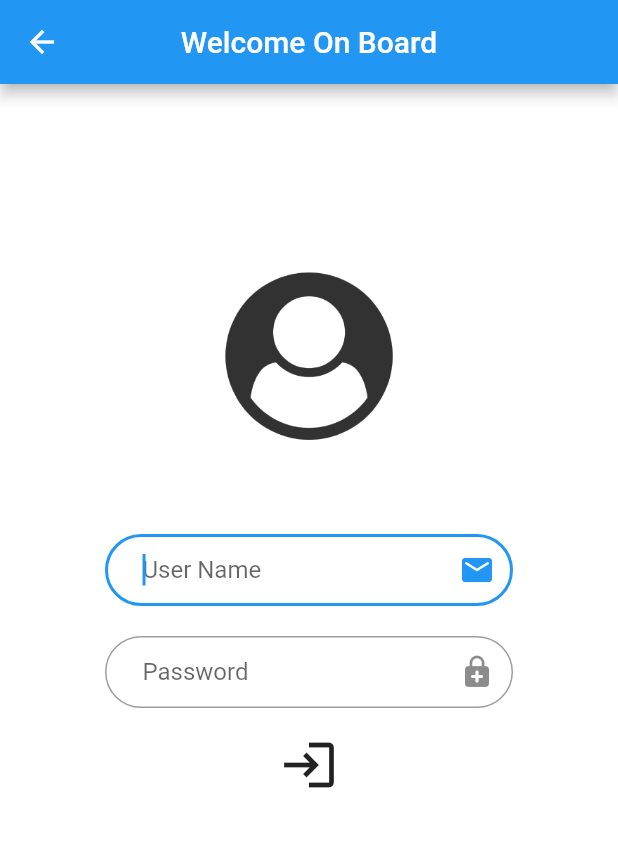
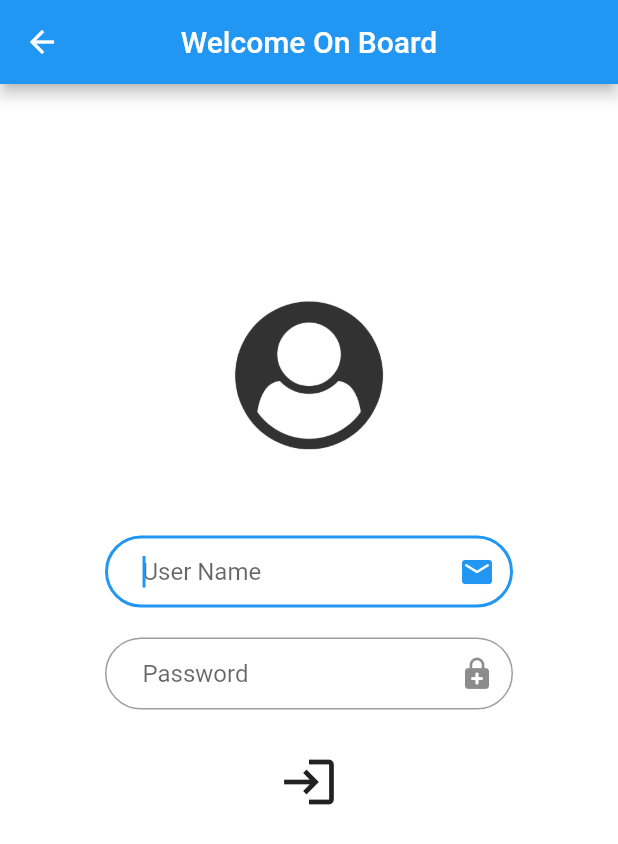
Before and after one commit to ShraddhaSaumya/News_app, a Flutter app: the SignUp screen opened directly, on a phone screen of 412 x 824 dp. Shown: the top 844 px of the screen. Run offline on Flutter 3.47's test engine with Material 2 defaults, Android fonts, the phone set to English and light mode, and no system bars; our stand-ins replace animated_splash_screen, firebase_auth, firebase_core, flare_flutter, fluttertoast, ionicons; accounts and stored records are empty.

Commit message:
some changes

```diff
--- a/lib/SignUp.dart
+++ b/lib/SignUp.dart
@@ -38,16 +38,16 @@ class _SignUpState extends State<SignUp> {
       body: ListView(
         padding: EdgeInsets.only(left: 70, right: 70),
         children: <Widget>[
-          SizedBox(height: 120),
+          SizedBox(height: 140),
           CircleAvatar(
             backgroundColor: Colors.white,
-            radius: 60,
+            radius: 53,
             child: Image.asset(
               "assets/login.png",
               fit: BoxFit.contain,
             ),
           ),
-          SizedBox(height: 60),
+          SizedBox(height: 55),
           TextField(
             autofocus: true,
             cursorHeight: 21,
@@ -65,7 +65,7 @@ class _SignUpState extends State<SignUp> {
             decoration: buildBorder(
                 "Password", Icon(Icons.enhanced_encryption_rounded)),
           ),
-          SizedBox(height: 10),
+          SizedBox(height: 20),
           IconButton(
             icon: Icon(Icons.login),
             iconSize: 40,
```
Also changed, not shown: PicturesforReadme/a.jpeg (deleted), PicturesforReadme/a.jpg (added).
